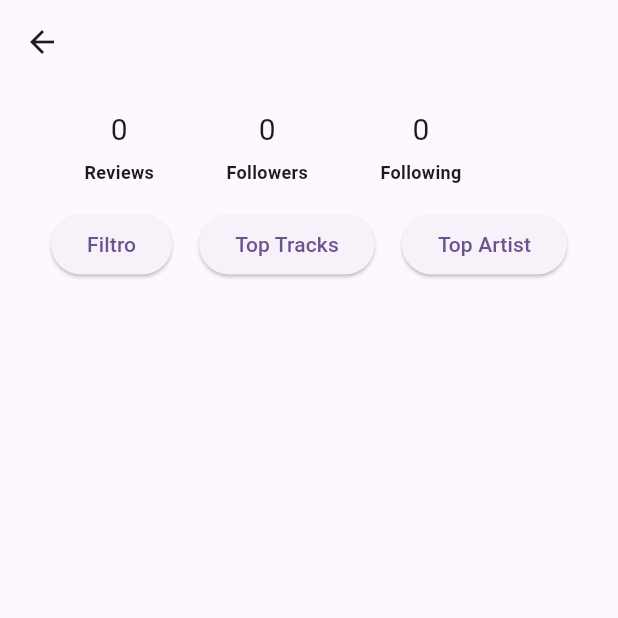
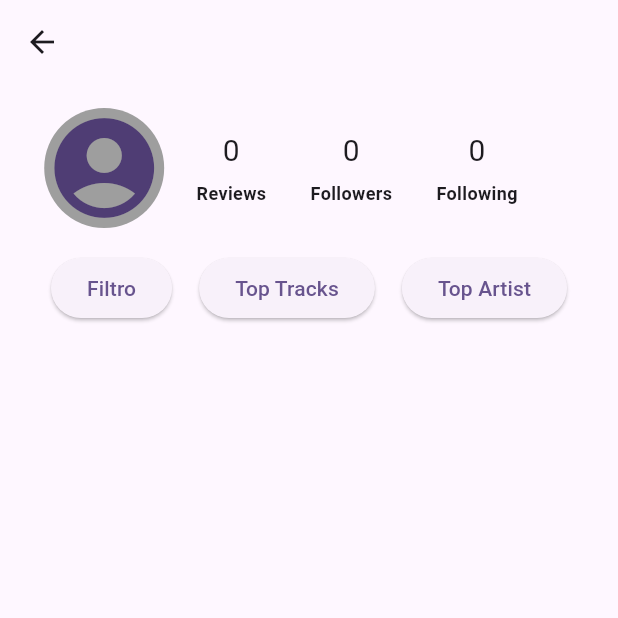
Before and after one commit to leonardodipietro/progettomobileflutter, a Flutter app: the PaginaAmico screen opened directly, on a phone screen of 412 x 824 dp, the top half of it. Run offline on Flutter 3.47's test engine with Material 3 defaults, Android fonts, the phone set to English and light mode, and no system bars; our stand-ins replace cloud_firestore, dio, firebase_auth, firebase_core, firebase_database, firebase_storage and 2 more; accounts and stored records are empty; network calls fail.

Commit message:
Aggiunte immagini di default

```diff
--- a/lib/cerca_utenti.dart
+++ b/lib/cerca_utenti.dart
@@ -129,7 +129,11 @@ class _CercaUtentiPageState extends State<CercaUtentiPage> {
                     leading: profileImage != null && profileImage.isNotEmpty
                         ? CircleAvatar(
                       backgroundImage: NetworkImage(profileImage),
-                    ) : null,
+                    )
+                        : CircleAvatar(
+                      // Imposta un'immagine di default se l'utente non ha un'immagine di profilo
+                      child: Icon(Icons.account_circle),
+                    ),
                     tileColor: _selectedIndex == index ? Colors.blue.withOpacity(0.5) : null,
                     // Aggiungi altri dettagli dell'utente se necessario
                   ),
--- a/lib/pagina_amico.dart
+++ b/lib/pagina_amico.dart
@@ -126,6 +126,13 @@ class _PaginaAmicoState extends State<PaginaAmico> {
                         CircleAvatar(
                           backgroundImage: NetworkImage(_profileImage),
                           radius: 40,
+                        )
+                      else
+                        CircleAvatar(
+                          // Imposta un'immagine di default se _profileImage è vuoto
+                          child: Icon(Icons.account_circle, size: 80),
+                          backgroundColor: Colors.grey, // Imposta un colore di sfondo grigio
+                          radius: 40,
                         ),
                       _buildCounter(context, 'Reviews', _reviewsCount), // Contatore per le recensioni
                       _buildCounter(context, 'Followers', _followersCount), // Contatore per i follower
```
Also changed, not shown: 5 other files.
